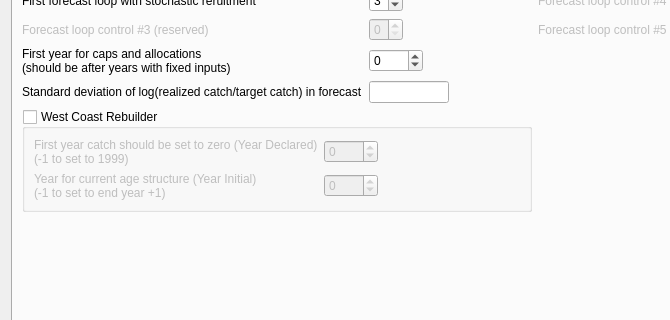
Qt form src/forecast_widget.ui (nmfs-ost/ss3-ssi) before a commit; both pictures show x 0 to 670 and y 237 to 557 of the 829 by 790 pixel window.
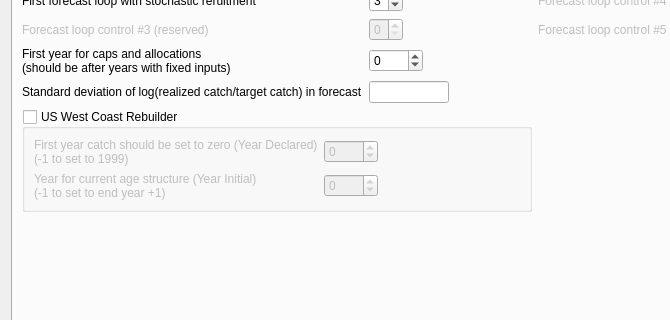
The same form after that commit. The open tabs and pages were chosen to show the change. Icons and pictures are not drawn.

Diff of the .ui file:
```diff
--- a/src/forecast_widget.ui
+++ b/src/forecast_widget.ui
@@ -1311,7 +1311,7 @@
          <item row="10" column="0" colspan="2">
           <widget class="QGroupBox" name="groupBox_rebuilder">
            <property name="title">
-            <string>West Coast Rebuilder</string>
+            <string>US West Coast Rebuilder</string>
            </property>
            <property name="checkable">
             <bool>true</bool>
```
Left out of the diff: 15 changed lines with no effect on the pictures.
